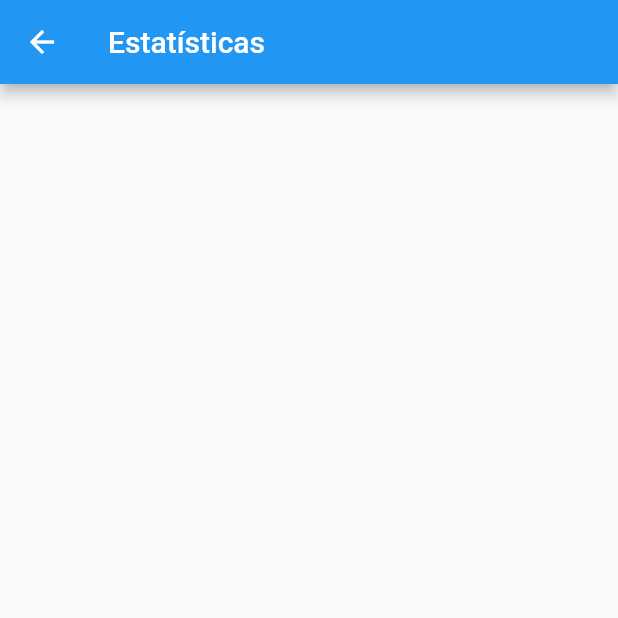
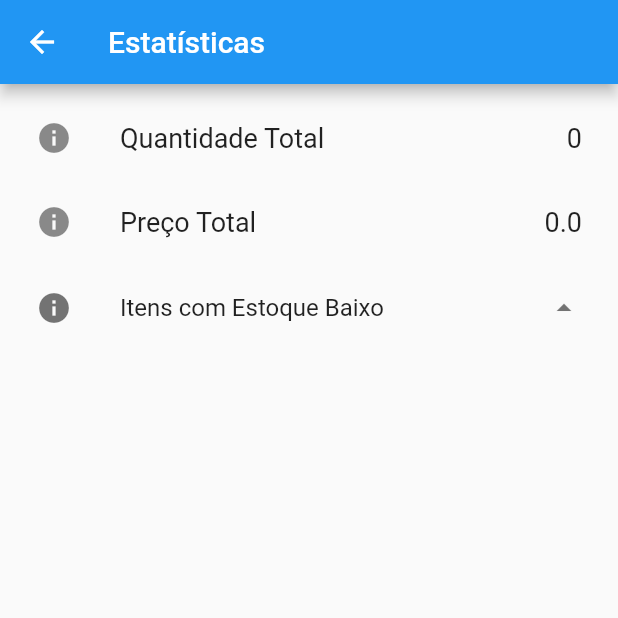
Before and after one commit to falloutdey/Curso-de-Flutter, a Flutter app: the screen it shows after launch, after a tap on the "analytics" icon, on a phone screen of 412 x 824 dp, the top half of it. Run offline on Flutter 3.47's test engine with Material 2 defaults, Android fonts, the phone set to English and light mode, and no system bars.

Commit message:
Tela de Estatística

```diff
--- a/Flutter/Projetos_Extras/Sistema_de_Estoque/lib/cadastroProdutos.dart
+++ /dev/null
@@ -1,34 +0,0 @@
-import 'package:flutter/material.dart';
-import 'main.dart';
-
-class Cadastro extends StatelessWidget {
-  const Cadastro({super.key});
-
-  @override
-  Widget build(BuildContext context) {
-    return MaterialApp(home: TelaCadastro());
-  }
-}
-
-class TelaCadastro extends StatefulWidget {
-  const TelaCadastro({super.key});
-
-  @override
-  State<TelaCadastro> createState() => _TelaCadastroState();
-}
-
-class _TelaCadastroState extends State<TelaCadastro> {
-  @override
-  Widget build(BuildContext context) {
-    return Scaffold(
-      appBar: AppBar(
-        title: Text("Cadastrar Produto"),
-        leading: IconButton(
-            onPressed: () {
-              Navigator.pop(context);
-            },
-            icon: Icon(Icons.arrow_back)),
-      ),
-    );
-  }
-}
--- a/Flutter/Projetos_Extras/Sistema_de_Estoque/lib/estatisticas.dart
+++ b/Flutter/Projetos_Extras/Sistema_de_Estoque/lib/estatisticas.dart
@@ -1,4 +1,6 @@
 import 'package:flutter/material.dart';
+import 'main.dart';
+import 'produto.dart';
 
 class Estatisticas extends StatelessWidget {
   const Estatisticas({super.key});
@@ -17,15 +19,75 @@ class TelaEstatisticas extends StatefulWidget {
 }
 
 class _TelaEstatisticasState extends State<TelaEstatisticas> {
+  int quantidadeTotal = 0;
+  double precoTotal = 0;
+  Map<dynamic, dynamic> mapaProdutos = MainApp().getMapa();
+  bool mudarIcon = false;
+
+  @override
+  void initState() {
+    super.initState();
+    calcularQuantidade();
+    calcularPreco();
+  }
+
+  void calcularQuantidade() {
+    for (Produto produto in mapaProdutos.values) {
+      quantidadeTotal += produto.quantidade;
+    }
+  }
+
+  void calcularPreco() {
+    for (Produto produto in mapaProdutos.values) {
+      precoTotal += produto.preco;
+    }
+  }
+
   @override
   Widget build(BuildContext context) {
     return Scaffold(
-      appBar: AppBar(
-        title: Text("Estatísticas"),
-        leading: IconButton(onPressed: () {
-          Navigator.pop(context);
-        }, icon: Icon(Icons.arrow_back),),
-      ),
-    );
+        appBar: AppBar(
+          title: Text("Estatísticas"),
+          leading: IconButton(
+            onPressed: () {
+              Navigator.pop(context);
+            },
+            icon: Icon(Icons.arrow_back),
+          ),
+        ),
+        body: Padding(
+          padding: const EdgeInsets.all(8.0),
+          child: Column(
+            children: [
+              ListTile(
+                leading: Icon(Icons.info),
+                title: Text(
+                  "Quantidade Total",
+                  style: TextStyle(fontSize: 18),
+                ),
+                trailing: Text(
+                  quantidadeTotal.toString(),
+                  style: TextStyle(fontSize: 18),
+                ),
+              ),
+              ListTile(
+                leading: Icon(Icons.info),
+                title: Text(
+                  "Preço Total",
+                  style: TextStyle(fontSize: 18),
+                ),
+                trailing: Text(
+                  precoTotal.toString(),
+                  style: TextStyle(fontSize: 18),
+                ),
+              ),
+              ExpansionTile(
+                leading: Icon(Icons.info),
+                title: Text("Itens com Estoque Baixo"),
+                trailing: Icon(mudarIcon? Icons.arrow_drop_down : Icons.arrow_drop_up)
+              )
+            ],
+          ),
+        ));
   }
 }
--- a/Flutter/Projetos_Extras/Sistema_de_Estoque/lib/main.dart
+++ b/Flutter/Projetos_Extras/Sistema_de_Estoque/lib/main.dart
@@ -8,6 +8,10 @@ void main() {
 
 class MainApp extends StatelessWidget {
   const MainApp({super.key});
+
+  Map getMapa() {
+    return _MyAppState().produtos;
+  }
 
   @override
   Widget build(BuildContext context) {
@@ -56,7 +60,8 @@ class _MyAppState extends State<MyApp> {
           ),
         ],
       ),
-      body: ListView.builder(
+      body: produtos.isNotEmpty
+          ? ListView.builder(
               itemCount: produtos.length,
               itemBuilder: (BuildContext context, int index) {
                 String nomeProduto = produtos.keys.toList()[index];
@@ -80,11 +85,16 @@ class _MyAppState extends State<MyApp> {
                         trailing: Text("x${produto.quantidade}"),
                       ),
                     ),
-              produtos.length > 1? Divider(height: 0, color: const Color.fromARGB(255, 196, 195, 195)) : Text(""),
+                    produtos.length > 1
+                        ? Divider(
+                            height: 0,
+                            color: const Color.fromARGB(255, 196, 195, 195))
+                        : Text(""),
                   ],
                 );
               },
-      ),
+            )
+          : Center(child: Text("Não há produtos adicionados.")),
       floatingActionButton: FloatingActionButton(
         onPressed: () async {
           final novoProduto = await Navigator.push(
```
Lines whose indentation alone changed are shown as unchanged.
